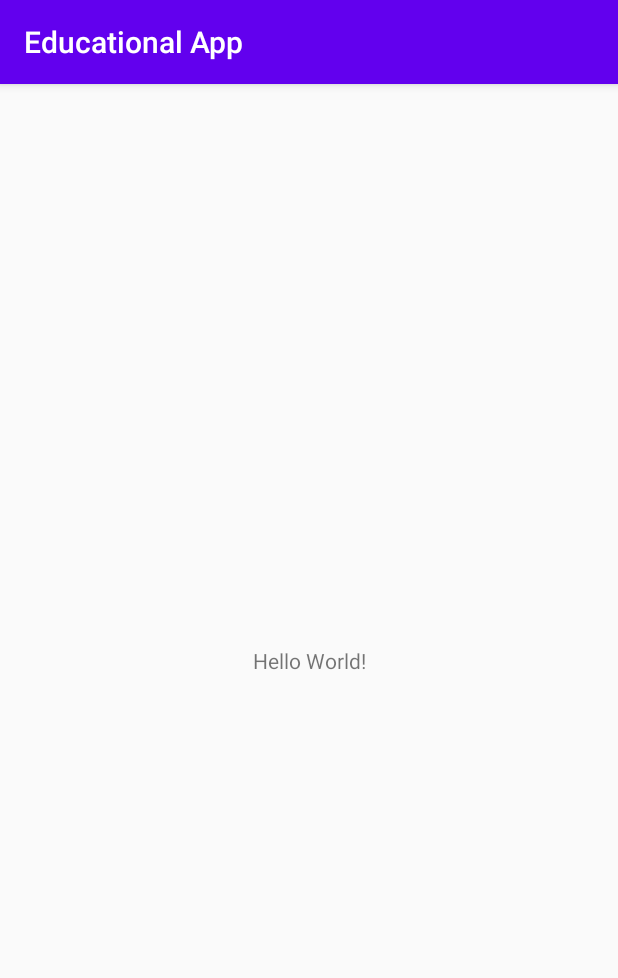
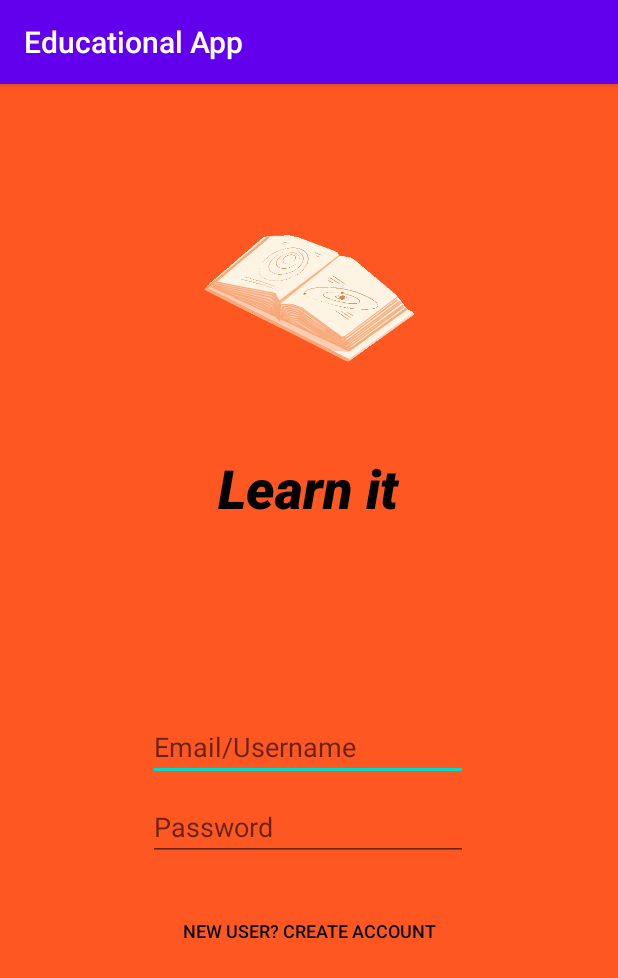
Before and after one commit to sale7268/LearnIt, an Android app: the screen it shows after launch (MainActivity), on a phone screen of 412 x 824 dp. Shown: the top 978 px of the screen. Run offline under Robolectric (Android 15) with nearby library versions, the phone set to English and light mode, and no system bars; libraries missing offline, so code that uses them is left out: com.parse; 2 statements that could not run were skipped.

Commit message:
Created main page

```diff
--- a/app/build.gradle
+++ b/app/build.gradle
@@ -4,7 +4,7 @@ android {
     compileSdkVersion 29
     defaultConfig {
         applicationId "edu.csumb.educationalapp"
-        minSdkVersion 16
+        minSdkVersion 17
         targetSdkVersion 29
         versionCode 1
         versionName "1.0"
@@ -28,6 +28,8 @@ dependencies {
     androidTestImplementation 'androidx.test.ext:junit:1.1.1'
     androidTestImplementation 'androidx.test.espresso:espresso-core:3.2.0'
     implementation "com.github.parse-community.Parse-SDK-Android:parse:1.25.0"
+    implementation "pl.droidsonroids.gif:android-gif-drawable:1.2.19"
+
 }
 
 repositories {
--- a/app/src/main/java/edu/csumb/educationalapp/App.java
+++ b/app/src/main/java/edu/csumb/educationalapp/App.java
@@ -4,8 +4,6 @@ import android.app.Application;
 
 import com.parse.Parse;
 import com.parse.ParseInstallation;
-
-import android.app.Application;
 
 public class App extends Application {
 
--- a/app/src/main/res/layout/activity_main.xml
+++ b/app/src/main/res/layout/activity_main.xml
@@ -4,15 +4,77 @@
     xmlns:tools="http://schemas.android.com/tools"
     android:layout_width="match_parent"
     android:layout_height="match_parent"
+    android:background="#ff5722"
     tools:context=".MainActivity">
 
-    <TextView
+    <pl.droidsonroids.gif.GifImageView
+        android:id="@+id/gifImageView"
+        android:layout_width="227dp"
+        android:layout_height="158dp"
+        android:src="@drawable/learn_it"
+        app:layout_constraintBottom_toBottomOf="parent"
+        app:layout_constraintEnd_toEndOf="parent"
+        app:layout_constraintStart_toStartOf="parent"
+        app:layout_constraintTop_toTopOf="parent"
+        app:layout_constraintVertical_bias="0.092" />
+
+    <EditText
+        android:id="@+id/etEmailAddress"
         android:layout_width="wrap_content"
         android:layout_height="wrap_content"
-        android:text="Hello World!"
+        android:ems="10"
+        android:hint="@string/edEmailAddressHint"
+        android:inputType="textEmailAddress"
         app:layout_constraintBottom_toBottomOf="parent"
-        app:layout_constraintLeft_toLeftOf="parent"
-        app:layout_constraintRight_toRightOf="parent"
-        app:layout_constraintTop_toTopOf="parent" />
+        app:layout_constraintEnd_toEndOf="parent"
+        app:layout_constraintHorizontal_bias="0.497"
+        app:layout_constraintStart_toStartOf="parent"
+        app:layout_constraintTop_toTopOf="parent"
+        app:layout_constraintVertical_bias="0.58" />
 
+    <TextView
+        android:id="@+id/APP_NAME_LEARN_IT"
+        android:layout_width="228dp"
+        android:layout_height="44dp"
+        android:fontFamily="sans-serif-black"
+        android:text="@string/LearnIt"
+        android:textAlignment="center"
+        android:textAllCaps="false"
+        android:textColor="#000000"
+        android:textSize="36sp"
+        android:textStyle="italic"
+        app:layout_constraintBottom_toTopOf="@+id/etEmailAddress"
+        app:layout_constraintEnd_toEndOf="parent"
+        app:layout_constraintHorizontal_bias="0.497"
+        app:layout_constraintStart_toStartOf="parent"
+        app:layout_constraintTop_toBottomOf="@+id/gifImageView"
+        app:layout_constraintVertical_bias="0.189" />
+
+    <Button
+        android:id="@+id/btnCreateAccount"
+        style="@style/Widget.AppCompat.Button.Borderless"
+        android:layout_width="wrap_content"
+        android:layout_height="wrap_content"
+        android:layout_marginBottom="112dp"
+        android:text="@string/CreateAccount"
+        android:textColor="#000000"
+        android:textSize="12sp"
+        app:layout_constraintBottom_toBottomOf="parent"
+        app:layout_constraintEnd_toEndOf="parent"
+        app:layout_constraintStart_toStartOf="parent"
+        app:layout_constraintTop_toBottomOf="@+id/etPassword"
+        app:layout_constraintVertical_bias="0.253" />
+
+    <EditText
+        android:id="@+id/etPassword"
+        android:layout_width="wrap_content"
+        android:layout_height="wrap_content"
+        android:layout_marginTop="8dp"
+        android:ems="10"
+        android:hint="@string/Password"
+        android:inputType="textPassword"
+        app:layout_constraintEnd_toEndOf="parent"
+        app:layout_constraintHorizontal_bias="0.497"
+        app:layout_constraintStart_toStartOf="parent"
+        app:layout_constraintTop_toBottomOf="@+id/etEmailAddress" />
 </androidx.constraintlayout.widget.ConstraintLayout>
--- a/app/src/main/res/values/strings.xml
+++ b/app/src/main/res/values/strings.xml
@@ -6,5 +6,9 @@
     <string name ="back4app_app_id">hFfaBT2TJqlfJM2HbNN9K8Dzg95UF1NPDGLlu2LP</string>
 
     <string name ="back4app_client_key">HFxnDmQztijW92BwMF2g6fp97ut5LpES80Ei8VV6</string>
+    <string name="edEmailAddressHint">Email/Username</string>
+    <string name="LearnIt">Learn it</string>
+    <string name="CreateAccount">New user? create account</string>
+    <string name="Password">Password</string>
 
 </resources>
--- a/build.gradle
+++ b/build.gradle
@@ -3,6 +3,7 @@ buildscript {
     repositories {
         google()
         jcenter()
+        mavenCentral()
     }
     dependencies {
         classpath 'com.android.tools.build:gradle:4.1.0'
@@ -16,6 +17,7 @@ allprojects {
     repositories {
         google()
         jcenter()
+        mavenCentral()
     }
 }
 
```
Also changed, not shown: app/src/main/res/drawable/learn_it.gif (added), app/src/main/res/drawable/pencil.gif (added), 1 other file.
